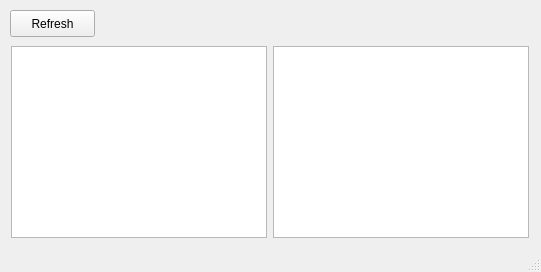
This is forms/routerkeygen.ui in routerkeygen/routerkeygenPC as Qt 5 draws it before an edit. The edited form follows.
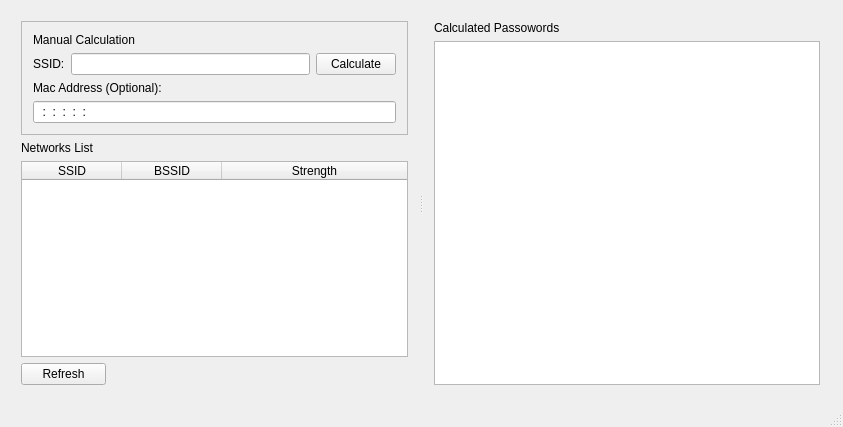
This is the edited form. Icons and pictures are not drawn.

```diff
--- a/forms/routerkeygen.ui
+++ b/forms/routerkeygen.ui
@@ -6,49 +6,158 @@
    <rect>
     <x>0</x>
     <y>0</y>
-    <width>541</width>
-    <height>272</height>
+    <width>843</width>
+    <height>427</height>
    </rect>
   </property>
   <property name="windowTitle">
    <string>RouterKeygen</string>
   </property>
   <widget class="QWidget" name="centralWidget">
-   <widget class="QPushButton" name="refreshScan">
+   <widget class="QSplitter" name="splitter">
     <property name="geometry">
      <rect>
       <x>10</x>
       <y>10</y>
-      <width>85</width>
-      <height>27</height>
+      <width>821</width>
+      <height>386</height>
      </rect>
     </property>
-    <property name="text">
-     <string>Refresh</string>
+    <property name="orientation">
+     <enum>Qt::Horizontal</enum>
     </property>
-   </widget>
-   <widget class="QListWidget" name="passwordsList">
-    <property name="geometry">
-     <rect>
-      <x>273</x>
-      <y>46</y>
-      <width>256</width>
-      <height>192</height>
-     </rect>
-    </property>
-   </widget>
-   <widget class="QTableWidget" name="networkslist">
-    <property name="geometry">
-     <rect>
-      <x>11</x>
-      <y>46</y>
-      <width>256</width>
-      <height>192</height>
-     </rect>
-    </property>
-    <property name="sortingEnabled">
-     <bool>true</bool>
-    </property>
+    <widget class="QWidget" name="layoutWidget">
+     <layout class="QVBoxLayout" name="verticalLayout_4">
+      <item>
+       <widget class="QFrame" name="manualCalc">
+        <property name="frameShape">
+         <enum>QFrame::StyledPanel</enum>
+        </property>
+        <property name="frameShadow">
+         <enum>QFrame::Raised</enum>
+        </property>
+        <layout class="QVBoxLayout" name="verticalLayout">
+         <item>
+          <widget class="QLabel" name="manualCalcLabel">
+           <property name="text">
+            <string>Manual Calculation</string>
+           </property>
+          </widget>
+         </item>
+         <item>
+          <layout class="QHBoxLayout" name="horizontalLayout">
+           <item>
+            <widget class="QLabel" name="ssidLabel">
+             <property name="text">
+              <string>SSID:</string>
+             </property>
+            </widget>
+           </item>
+           <item>
+            <widget class="QLineEdit" name="ssidInput"/>
+           </item>
+           <item>
+            <widget class="QPushButton" name="calculateButton">
+             <property name="text">
+              <string>Calculate</string>
+             </property>
+            </widget>
+           </item>
+          </layout>
+         </item>
+         <item>
+          <widget class="QLabel" name="macLabel">
+           <property name="text">
+            <string>Mac Address (Optional):</string>
+           </property>
+          </widget>
+         </item>
+         <item>
+          <widget class="QLineEdit" name="macInput">
+           <property name="inputMask">
+            <string>HH:HH:HH:HH:HH:HH; </string>
+           </property>
+          </widget>
+         </item>
+        </layout>
+       </widget>
+      </item>
+      <item>
+       <widget class="QLabel" name="networkListLabel">
+        <property name="text">
+         <string>Networks List</string>
+        </property>
+       </widget>
+      </item>
+      <item>
+       <widget class="QTableWidget" name="networkslist">
+        <property name="sortingEnabled">
+         <bool>true</bool>
+        </property>
+        <property name="wordWrap">
+         <bool>false</bool>
+        </property>
+        <property name="columnCount">
+         <number>3</number>
+        </property>
+        <attribute name="horizontalHeaderCascadingSectionResizes">
+         <bool>true</bool>
+        </attribute>
+        <attribute name="horizontalHeaderStretchLastSection">
+         <bool>true</bool>
+        </attribute>
+        <attribute name="verticalHeaderShowSortIndicator" stdset="0">
+         <bool>false</bool>
+        </attribute>
+        <attribute name="verticalHeaderStretchLastSection">
+         <bool>false</bool>
+        </attribute>
+        <column>
+         <property name="text">
+          <string>SSID</string>
+         </property>
+        </column>
+        <column>
+         <property name="text">
+          <string>BSSID</string>
+         </property>
+        </column>
+        <column>
+         <property name="text">
+          <string>Strength</string>
+         </property>
+        </column>
+       </widget>
+      </item>
+      <item>
+       <widget class="QPushButton" name="refreshScan">
+        <property name="maximumSize">
+         <size>
+          <width>85</width>
+          <height>16777215</height>
+         </size>
+        </property>
+        <property name="text">
+         <string>Refresh</string>
+        </property>
+       </widget>
+      </item>
+     </layout>
+    </widget>
+    <widget class="QWidget" name="layoutWidget">
+     <layout class="QVBoxLayout" name="verticalLayout_2">
+      <item>
+       <widget class="QLabel" name="passwordsLabel">
+        <property name="text">
+         <string>Calculated Passowords</string>
+        </property>
+       </widget>
+      </item>
+      <item>
+       <widget class="QListWidget" name="passwordsList"/>
+      </item>
+     </layout>
+    </widget>
    </widget>
   </widget>
   <widget class="QStatusBar" name="statusBar"/>
```
Left out of the diff: 8 changed lines with no effect on the pictures.
